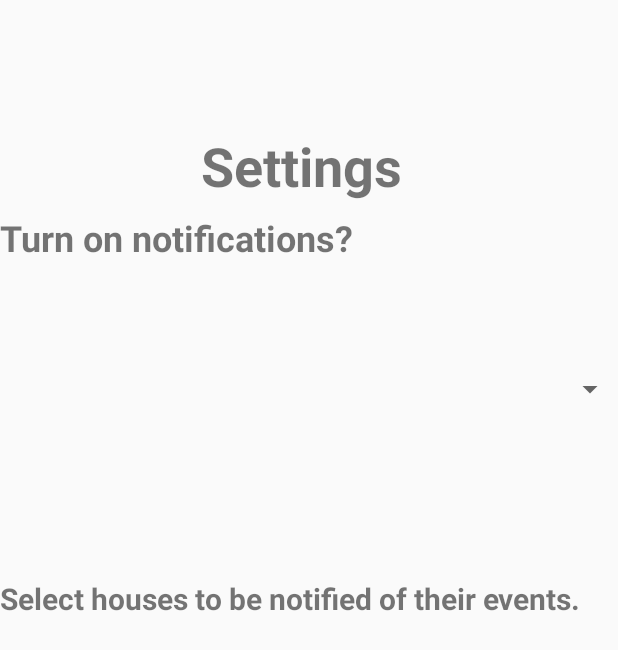
After one commit to sabdul2021/Android_Sandbox, an Android app: the layout settings_main.xml on its own in the app's theme, with its tools: preview values and no code run, on a phone screen of 412 x 824 dp. The commit adds this screen. Shown: the top 650 px of the screen. Run offline under Robolectric (Android 15) with nearby library versions, the phone set to English and light mode, and no system bars.

Commit message:
added settings

```diff
--- /dev/null
+++ b/FamilyHouse/app/src/main/res/layout/settings_main.xml
@@ -0,0 +1,72 @@
+<?xml version="1.0" encoding="utf-8"?>
+<androidx.constraintlayout.widget.ConstraintLayout
+    xmlns:android="http://schemas.android.com/apk/res/android"
+    xmlns:app="http://schemas.android.com/apk/res-auto"
+    xmlns:tools="http://schemas.android.com/tools"
+    android:layout_width="match_parent"
+    android:layout_height="match_parent">
+
+    <Spinner
+        android:id="@+id/places2"
+        android:layout_width="421dp"
+        android:layout_height="68dp"
+        android:layout_marginBottom="480dp"
+        app:layout_constraintBottom_toBottomOf="parent"
+        app:layout_constraintEnd_toEndOf="parent"
+        app:layout_constraintStart_toStartOf="parent"
+        app:layout_constraintTop_toBottomOf="@+id/textView7" />
+
+    <TextView
+        android:id="@string/settings"
+        android:layout_width="wrap_content"
+        android:layout_height="wrap_content"
+        android:layout_marginStart="171dp"
+        android:layout_marginTop="54dp"
+        android:layout_marginEnd="181dp"
+        android:layout_marginBottom="658dp"
+        android:text="@string/settings"
+        android:textSize="36sp"
+        android:textStyle="normal|bold"
+        app:layout_constraintBottom_toBottomOf="parent"
+        app:layout_constraintEnd_toEndOf="parent"
+        app:layout_constraintStart_toStartOf="parent"
+        app:layout_constraintTop_toTopOf="parent"
+        tools:text="@string/settings" />
+
+    <TextView
+        android:id="@+id/textView7"
+        android:layout_width="wrap_content"
+        android:layout_height="wrap_content"
+        android:layout_marginTop="136dp"
+        android:layout_marginEnd="352dp"
+        android:layout_marginBottom="576dp"
+        android:text="@string/settingstext1"
+        android:textSize="24sp"
+        android:textStyle="bold"
+        app:layout_constraintBottom_toBottomOf="parent"
+        app:layout_constraintEnd_toEndOf="parent"
+        app:layout_constraintHorizontal_bias="0.0"
+        app:layout_constraintStart_toStartOf="parent"
+        app:layout_constraintTop_toTopOf="parent"
+        app:layout_constraintVertical_bias="0.076"
+        tools:text="@string/settingstext1" />
+
+    <TextView
+        android:id="@+id/textView6"
+        android:layout_width="wrap_content"
+        android:layout_height="wrap_content"
+        android:layout_marginTop="134dp"
+        android:layout_marginEnd="136dp"
+        android:layout_marginBottom="411dp"
+        android:text="@string/settingstext2"
+        android:textSize="20sp"
+        android:textStyle="bold"
+        app:layout_constraintBottom_toBottomOf="parent"
+        app:layout_constraintEnd_toEndOf="parent"
+        app:layout_constraintHorizontal_bias="0.0"
+        app:layout_constraintStart_toStartOf="parent"
+        app:layout_constraintTop_toBottomOf="@+id/textView7"
+        app:layout_constraintVertical_bias="1.0"
+        tools:text="@string/settingstext2" />
+
+</androidx.constraintlayout.widget.ConstraintLayout>
--- a/FamilyHouse/app/src/main/res/values/strings.xml
+++ b/FamilyHouse/app/src/main/res/values/strings.xml
@@ -4,7 +4,15 @@
     <string name="alerts">Alerts</string>
     <string name="events">Events Calender</string>
     <string name="faq">FAQ</string>
+    <string name="settings">Settings</string>
+    <string name="settingstext1">Turn on notifications?</string>
+    <string name="settingstext2">Select houses to be notified of their events.</string>
     <string-array name="places">
+        <item>Neville</item>
+        <item>ShadySide</item>
+        <item>University Place</item>
+    </string-array>
+    <string-array name="places2">
         <item>Neville</item>
         <item>ShadySide</item>
         <item>University Place</item>
```
Also changed, not shown: FamilyHouse/app/src/main/java/com/example/family_house/SettingsActivity.java (added, +22 -0 lines), FamilyHouse/app/src/main/res/layout/activity_main.xml (+36 -0 lines), 10 other files.
